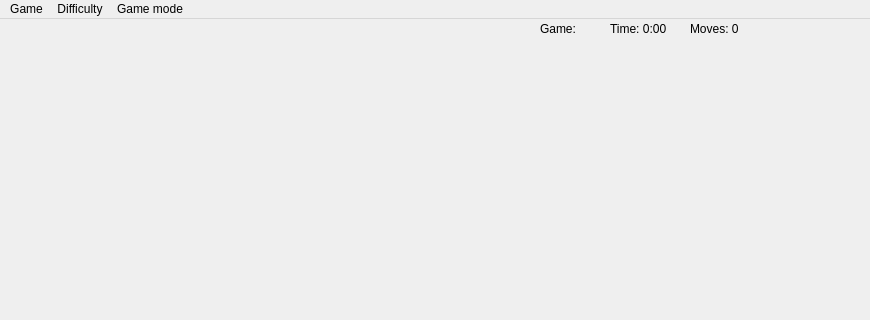
The window that src/mainwindow.ui (fu-penzi/Puzzle) describes before a commit, drawn with Qt 5; both pictures show x 0 to 870 and y 0 to 320 of the 870 by 614 pixel window.
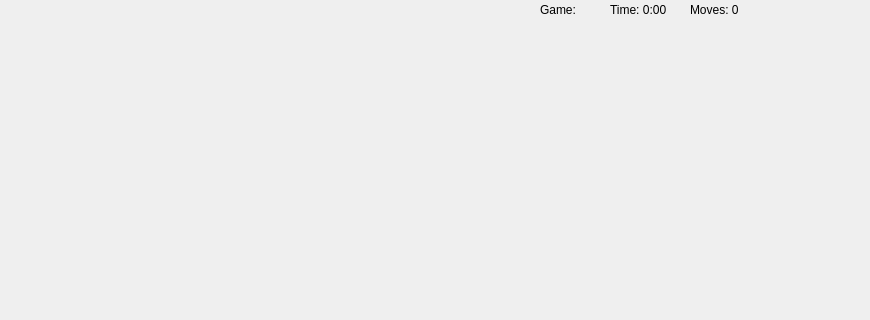
The same window after the commit.

The edit to the form file:
```diff
--- a/src/mainwindow.ui
+++ b/src/mainwindow.ui
@@ -69,7 +69,8 @@
     </property>
    </widget>
   </widget>
-  <widget class="QMenuBar" name="menubar">
+  <widget class="QStatusBar" name="statusbar"/>
+  <widget class="QMenuBar" name="menuBar">
    <property name="geometry">
     <rect>
      <x>0</x>
@@ -78,24 +79,6 @@
      <height>25</height>
     </rect>
    </property>
-   <widget class="QMenu" name="gameMenu">
-    <property name="title">
-     <string>Game</string>
-    </property>
-   </widget>
-   <widget class="QMenu" name="difficultyMenu">
-    <property name="title">
-     <string>Difficulty</string>
-    </property>
-   </widget>
-   <widget class="QMenu" name="gameModeMenu">
-    <property name="title">
-     <string>Game mode</string>
-    </property>
-   </widget>
-   <addaction name="gameMenu"/>
-   <addaction name="difficultyMenu"/>
-   <addaction name="gameModeMenu"/>
   </widget>
   <widget class="QStatusBar" name="statusbar"/>
   <action name="Easy">
```
Left out of the diff: 1 changed line with no effect on the pictures.
